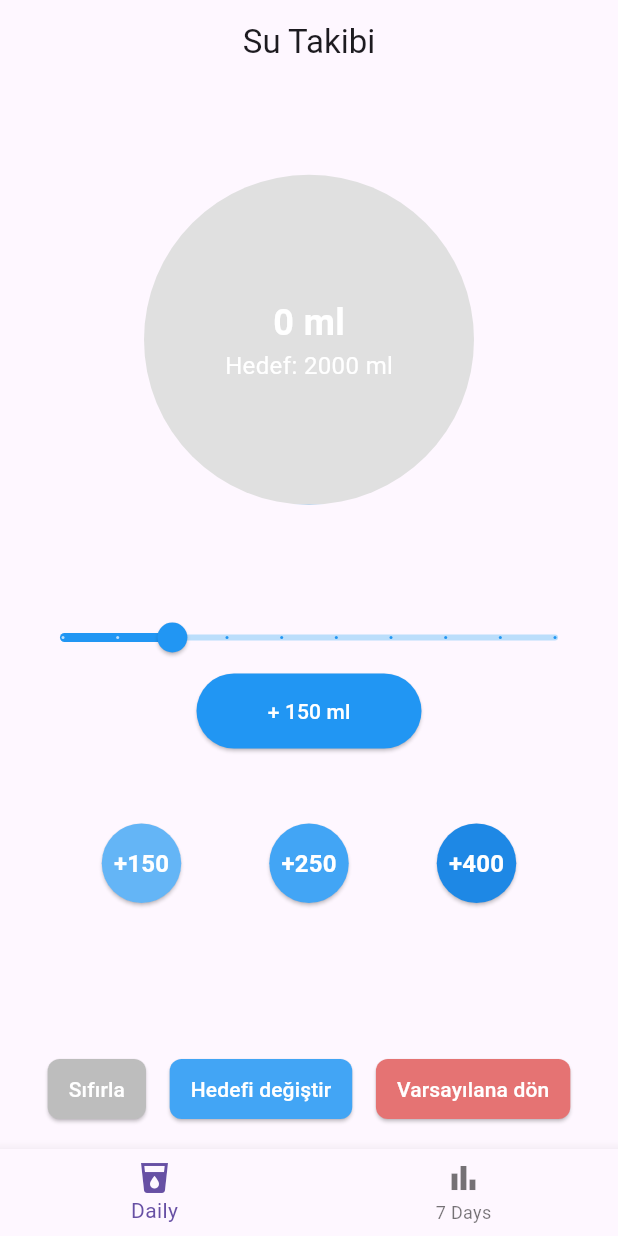
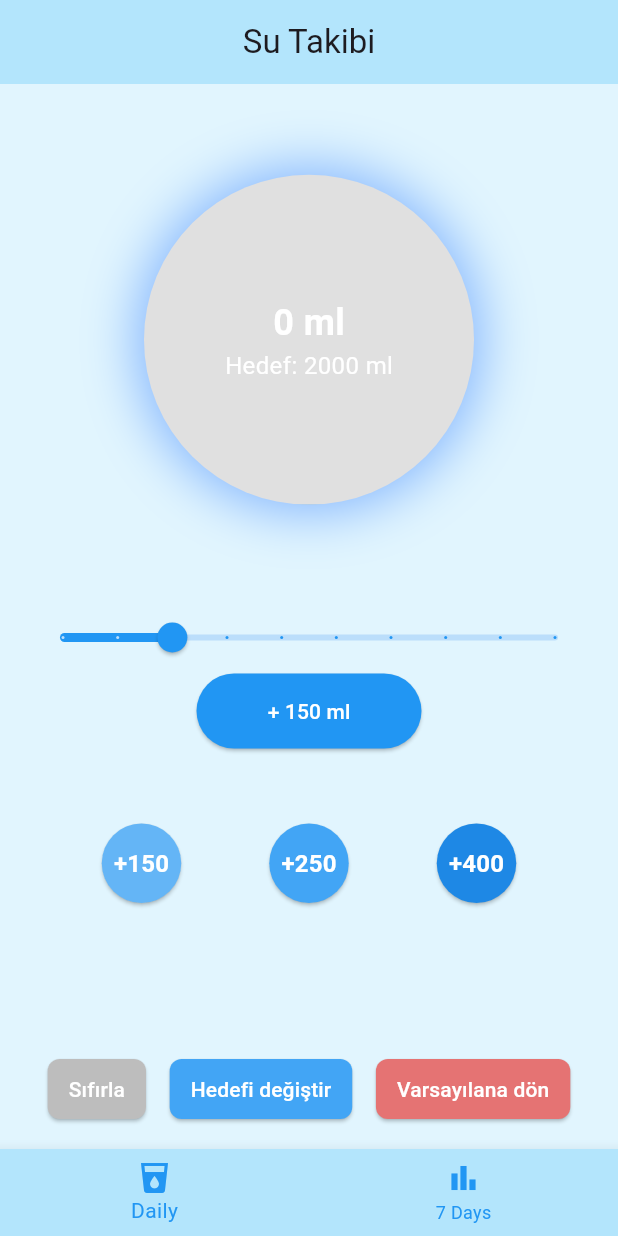
Before and after one commit to HaChaQe/Water-Track-App, a Flutter app: the screen it shows after launch, on a phone screen of 412 x 824 dp. Run offline on Flutter 3.47's test engine with Material 3 defaults, Android fonts, the phone set to English and light mode, and no system bars; our stand-ins replace confetti, fl_chart, shared_preferences.

Commit message:
UI Changes

```diff
--- a/lib/daily_page.dart
+++ b/lib/daily_page.dart
@@ -99,7 +99,8 @@ class _DailyPageState extends State<DailyPage> with SingleTickerProviderStateMix
     if (progress > 1.0) progress = 1.0;
 
     return Scaffold(
-      appBar: AppBar(title: const Center(child: Text('Su Takibi'))),
+      backgroundColor: Colors.lightBlue[50],
+      appBar: AppBar(title: const Center(child: Text('Su Takibi')),backgroundColor: Colors.lightBlue[100]),
       body: Stack(
         alignment: Alignment.center,
         children: [
@@ -123,6 +124,13 @@ class _DailyPageState extends State<DailyPage> with SingleTickerProviderStateMix
                             decoration: BoxDecoration(
                               shape: BoxShape.circle,
                               color: Colors.grey[300],
+                              boxShadow: [
+                                BoxShadow(
+                                  color: Colors.blueAccent.withOpacity(0.6),
+                                  blurRadius: 30,
+                                  spreadRadius: 5
+                                )
+                              ]
                             ),
                           ),
                           AnimatedBuilder(
--- a/lib/main.dart
+++ b/lib/main.dart
@@ -62,9 +62,14 @@ class _HomePageState extends State<HomePage> {
     ];
 
     return Scaffold(
+      backgroundColor: Colors.lightBlue[50],
       body: pages[_selectedIndex],
       bottomNavigationBar: BottomNavigationBar(
+        backgroundColor: Colors.lightBlue[100],
+        type: BottomNavigationBarType.fixed,
         currentIndex: _selectedIndex,
+        selectedItemColor: Colors.blue,
+        unselectedItemColor: Colors.blue,
         onTap: (index) {
           setState(() {
             _selectedIndex = index;
@@ -72,11 +77,11 @@ class _HomePageState extends State<HomePage> {
         },
         items: const [
           BottomNavigationBarItem(
-            icon: Icon(Icons.local_drink),
+            icon: Icon(Icons.local_drink, color: Colors.blue,),
             label: "Daily",
           ),
           BottomNavigationBarItem(
-            icon: Icon(Icons.bar_chart),
+            icon: Icon(Icons.bar_chart, color: Colors.blue),
             label: "7 Days",
           ),
         ],
--- a/lib/weekly_page.dart
+++ b/lib/weekly_page.dart
@@ -14,8 +14,10 @@ class WeeklyPage extends StatelessWidget {
   @override
   Widget build(BuildContext context) {
     return Scaffold(
+      backgroundColor: Colors.lightBlue[50],
       appBar: AppBar(
         title: const Text("Weekly Stats"),
+        backgroundColor: Colors.lightBlue[100],
         centerTitle: true,
       ),
       body: Padding(
```
Also changed, not shown: 1 other file.
